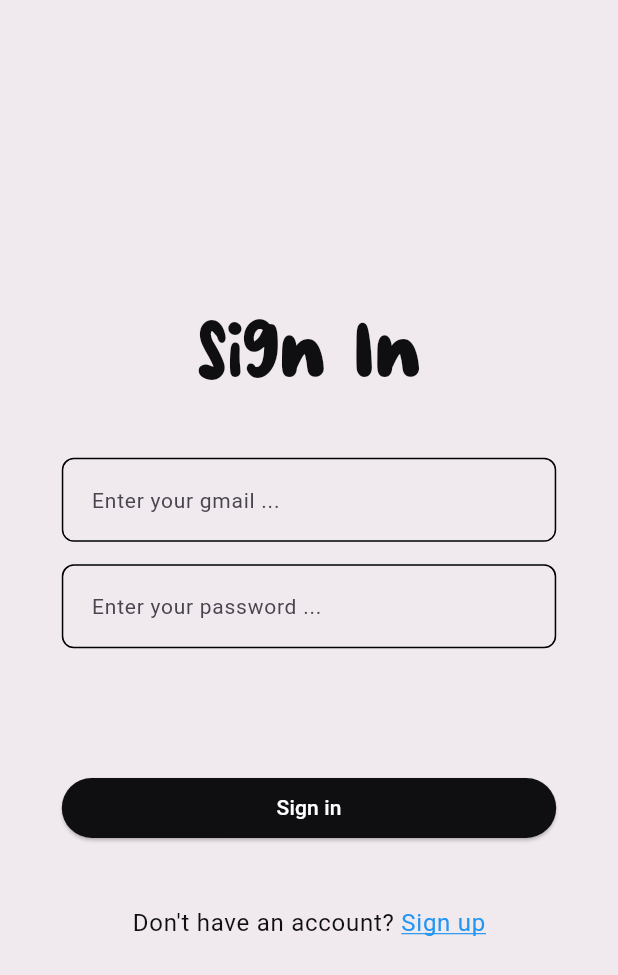
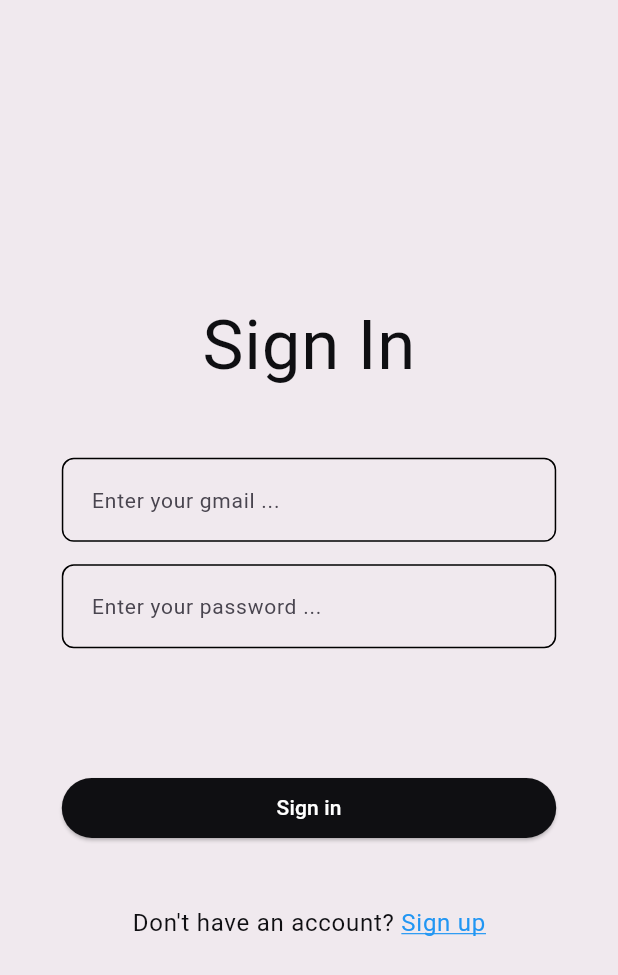
Before and after one commit to Rokobot/my_vr_task, a Flutter app: the screen it shows after launch, on a phone screen of 412 x 824 dp. Shown: the top 975 px of the screen. Run offline on Flutter 3.47's test engine with Material 3 defaults, Android fonts, the phone set to English and light mode, and no system bars; our stand-ins replace bloc, dio, equatable, flutter_bloc, flutter_secure_storage, fluttertoast; network calls fail.

Commit message:
auth,product_list  changed

```diff
--- a/lib/src/presentation/screens/auth_screens/sign_in_page.dart
+++ b/lib/src/presentation/screens/auth_screens/sign_in_page.dart
@@ -34,7 +34,7 @@ class _SignInPageState extends State<SignInPage> {
             child: Column(
               mainAxisSize: MainAxisSize.min,
               children: [
-                Text("Sign In", style: TextStyle(fontFamily: 'love days', fontSize: 46),),
+                Text("Sign In", style: TextStyle( fontSize: 46),),
                 SizedBox(height: 40,),
                 buildTextField(context, ' Enter your gmail ...', emailTextController),
                 SizedBox(height: 15,),
--- a/lib/src/presentation/widgets/product_list_screen.dart
+++ b/lib/src/presentation/widgets/product_list_screen.dart
@@ -31,7 +31,8 @@ class _ProductListWidgetState extends State<ProductListWidget> {
         productsList = value;
       });
     });
-    scrollController.addListener(() {
+
+/*    scrollController.addListener(() {
       if(scrollController.position.pixels == scrollController.position.maxScrollExtent){
         setState(() {
           indexProductsList +=1;
@@ -42,7 +43,7 @@ class _ProductListWidgetState extends State<ProductListWidget> {
         print('scroller');
       }
 
-    });
+    });*/
   }
   @override
   Widget build(BuildContext context) {
```
